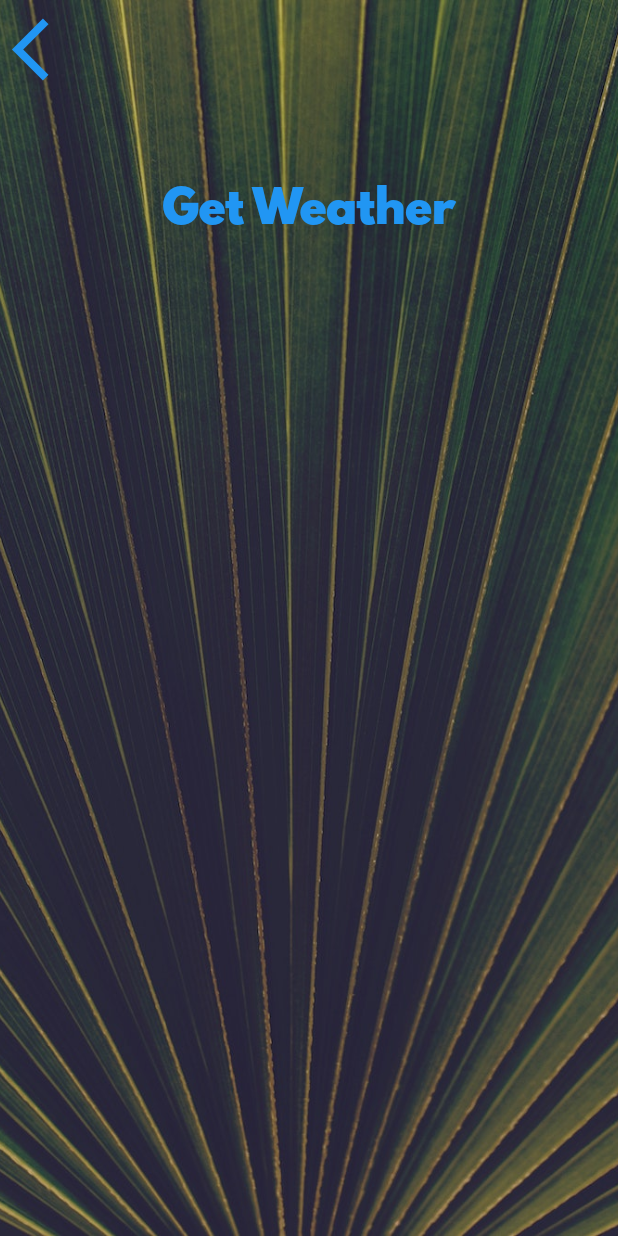
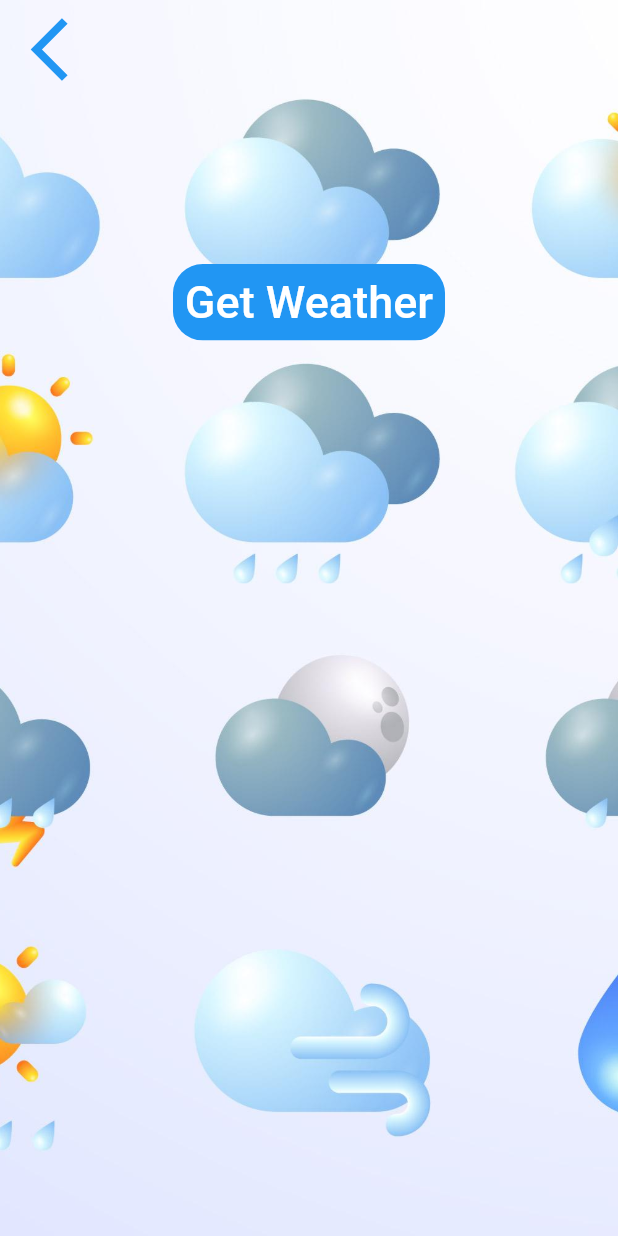
Before and after one commit to RedeemerNtumy/Tempesta, a Flutter app: the CityScreen screen opened directly, on a phone screen of 412 x 824 dp. Run offline on Flutter 3.47's test engine with Material 2 defaults, Android fonts, the phone set to English and light mode, and no system bars.

Commit message:
Improving UI

```diff
--- a/lib/main.dart
+++ b/lib/main.dart
@@ -1,5 +1,5 @@
 import 'package:flutter/material.dart';
-import 'package:tempesta/screens/loading_screen.dart';
+import 'package:tempesta/screens/city_screen.dart';
 
 void main() => runApp(MyApp());
 
@@ -8,7 +8,7 @@ class MyApp extends StatelessWidget {
   Widget build(BuildContext context) {
     return MaterialApp(
       theme: ThemeData.dark(),
-      home: LoadingScreen(),
+      home: CityScreen(),
     );
   }
 }
--- a/lib/screens/city_screen.dart
+++ b/lib/screens/city_screen.dart
@@ -13,7 +13,7 @@ class _CityScreenState extends State<CityScreen> {
       body: Container(
         decoration: BoxDecoration(
           image: DecorationImage(
-            image: AssetImage('images/city_background.jpg'),
+            image: AssetImage('images/weather.jpg'),
             fit: BoxFit.cover,
           ),
         ),
@@ -26,20 +26,26 @@ class _CityScreenState extends State<CityScreen> {
                 child: TextButton(
                   onPressed: () {},
                   child: Icon(
-                    Icons.arrow_back_ios,
+                    Icons.arrow_back_ios_new_sharp,
                     size: 50.0,
                   ),
                 ),
               ),
               Container(
-                padding: EdgeInsets.all(20.0),
+                padding: EdgeInsets.all(55.0),
                 child: null,
               ),
-              TextButton(
-                onPressed: () {},
-                child: Text(
-                  'Get Weather',
-                  style: kButtonTextStyle,
+              ClipRRect(
+                borderRadius: BorderRadius.circular(20),
+                child: Container(
+                  color: Colors.blue,
+                  child: TextButton(
+                    onPressed: () {},
+                    child: Text(
+                      'Get Weather',
+                      style: kSingleTextStyle,
+                    ),
+                  ),
                 ),
               ),
             ],
--- a/lib/utilities/constants.dart
+++ b/lib/utilities/constants.dart
@@ -15,6 +15,10 @@ const kButtonTextStyle = TextStyle(
   fontFamily: 'Spartan MB',
 );
 
+const kSingleTextStyle = TextStyle(
+  fontSize: 30.0,
+  color: Colors.white,
+);
 const kConditionTextStyle = TextStyle(
   fontSize: 100.0,
 );
```
Also changed, not shown: images/weather.jpg (added).
